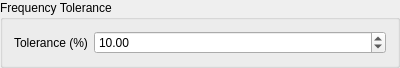
The window that mtpy/gui/SmartMT/ui_asset/groupbox_tolerance.ui (MTgeophysics/mtpy) describes before a commit, drawn with Qt 5.
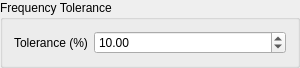
The same window after the commit.

The edit to the form file:
```diff
--- a/mtpy/gui/SmartMT/ui_asset/groupbox_tolerance.ui
+++ b/mtpy/gui/SmartMT/ui_asset/groupbox_tolerance.ui
@@ -6,10 +6,16 @@
    <rect>
     <x>0</x>
     <y>0</y>
-    <width>400</width>
-    <height>59</height>
+    <width>300</width>
+    <height>53</height>
    </rect>
   </property>
+  <property name="sizePolicy">
+   <sizepolicy hsizetype="Preferred" vsizetype="Fixed">
+    <horstretch>0</horstretch>
+    <verstretch>0</verstretch>
+   </sizepolicy>
+  </property>
   <property name="title">
    <string>Frequency Tolerance</string>
   </property>
```
